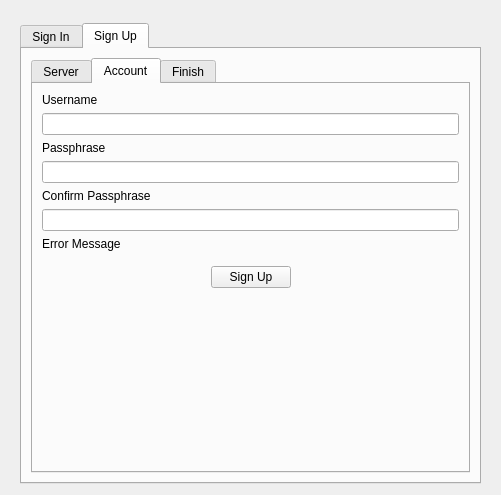
Old version of the form E2EEIM-Desktop/signin.ui in the repository E2EEIM/E2EEIM.
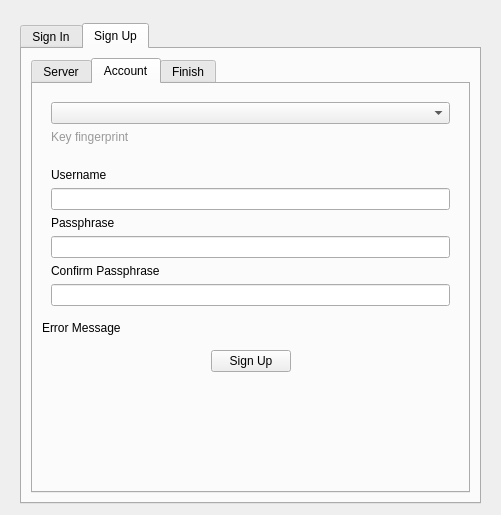
New version of the form. The open tabs and pages were chosen to show the change. Icons and pictures are not drawn.

Commit message: Create sign-up by key pair

The edit to the form file:
```diff
--- a/E2EEIM-Desktop/signin.ui
+++ b/E2EEIM-Desktop/signin.ui
@@ -7,7 +7,7 @@
     <x>0</x>
     <y>0</y>
     <width>501</width>
-    <height>495</height>
+    <height>515</height>
    </rect>
   </property>
   <property name="sizePolicy">
@@ -550,6 +550,40 @@
              </attribute>
              <layout class="QVBoxLayout" name="verticalLayout_6">
               <item>
+               <widget class="QFrame" name="frame_selectKeyForSignUp">
+                <property name="frameShape">
+                 <enum>QFrame::NoFrame</enum>
+                </property>
+                <property name="frameShadow">
+                 <enum>QFrame::Raised</enum>
+                </property>
+                <layout class="QVBoxLayout" name="verticalLayout_11">
+                 <item>
+                  <widget class="QComboBox" name="comboBox_signUpByKey"/>
+                 </item>
+                 <item>
+                  <widget class="QLabel" name="label_signUp_account_keyFpr">
+                   <property name="styleSheet">
+                    <string notr="true">color: #999999;</string>
+                   </property>
+                   <property name="text">
+                    <string>Key fingerprint</string>
+                   </property>
+                  </widget>
+                 </item>
+                </layout>
+               </widget>
+              </item>
+              <item>
+               <widget class="QFrame" name="frame_signUpForm">
+                <property name="frameShape">
+                 <enum>QFrame::NoFrame</enum>
+                </property>
+                <property name="frameShadow">
+                 <enum>QFrame::Raised</enum>
+                </property>
+                <layout class="QVBoxLayout" name="verticalLayout_10">
+                 <item>
                <widget class="QLabel" name="label_signUpAccountUsername">
                 <property name="text">
                  <string>Username</string>
@@ -585,6 +619,9 @@
                 <property name="echoMode">
                  <enum>QLineEdit::Password</enum>
                 </property>
+                  </widget>
+                 </item>
+                </layout>
                </widget>
               </item>
               <item>
```
Left out of the diff: 2 changed lines with no effect on the pictures. Lines whose indentation alone changed are shown as unchanged. The commit also changes 2 other files.
